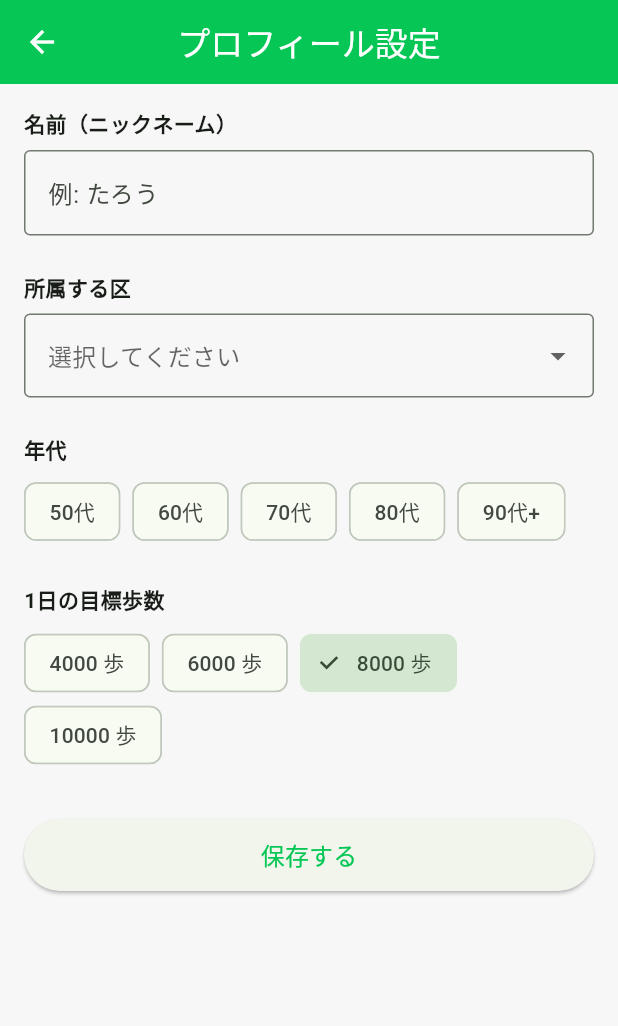
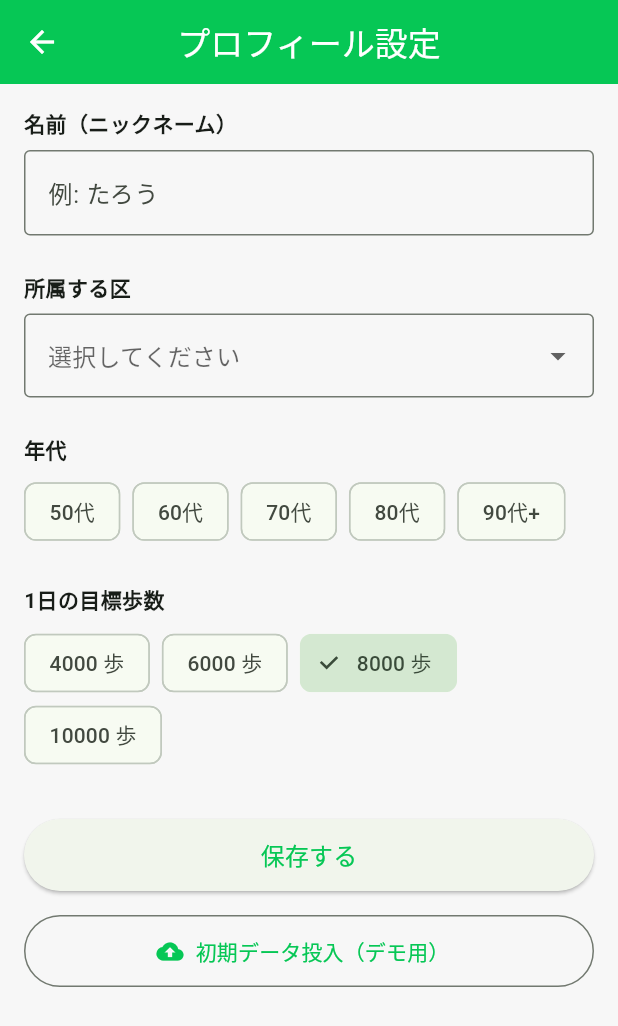
Before and after one commit to 1F10240045/team-jissyuu, a Flutter app: the ProfileScreen screen opened directly, on a phone screen of 412 x 824 dp. Shown: the top 1026 px of the screen. Run offline on Flutter 3.47's test engine with Material 3 defaults, Android fonts, the phone set to English and light mode, and no system bars; our stand-ins replace cloud_firestore, firebase_auth, firebase_core, pedometer, permission_handler; accounts and stored records are empty; network calls fail.

Commit message:
デモ初期データ投入

```diff
--- a/frontend/lib/constants/dummy_data.dart
+++ b/frontend/lib/constants/dummy_data.dart
@@ -40,3 +40,84 @@ final List<Team> initialTeams = [
     updatedAt: DateTime.parse("2026-10-10T00:00:00Z"),
   ),
 ];
+
+
+// 1. 東京都23区の初期ランキングデータ（デモで1位逆転しやすい数値バランスに設定）
+final List initialDistrictRankings = [
+  {'district': '世田谷区', 'totalSteps': 1250000, 'totalDistanceKm': 875.0, 'achievementRate': 88.5},
+  {'district': '練馬区',   'totalSteps': 1245000, 'totalDistanceKm': 871.5, 'achievementRate': 87.2},
+  {'district': '大田区',   'totalSteps': 1180000, 'totalDistanceKm': 826.0, 'achievementRate': 84.0},
+  {'district': '足立区',   'totalSteps': 1120000, 'totalDistanceKm': 784.0, 'achievementRate': 81.5},
+  {'district': '江戸川区', 'totalSteps': 1090000, 'totalDistanceKm': 763.0, 'achievementRate': 80.1},
+  {'district': '杉並区',   'totalSteps': 1050000, 'totalDistanceKm': 735.0, 'achievementRate': 79.0},
+  {'district': '板橋区',   'totalSteps': 980000,  'totalDistanceKm': 686.0, 'achievementRate': 76.8},
+  {'district': '江東区',   'totalSteps': 950000,  'totalDistanceKm': 665.0, 'achievementRate': 75.4},
+  {'district': '葛飾区',   'totalSteps': 910000,  'totalDistanceKm': 637.0, 'achievementRate': 74.0},
+  {'district': '品川区',   'totalSteps': 880000,  'totalDistanceKm': 616.0, 'achievementRate': 73.2},
+  {'district': '北区',     'totalSteps': 850000,  'totalDistanceKm': 595.0, 'achievementRate': 71.9},
+  {'district': '新宿区',   'totalSteps': 820000,  'totalDistanceKm': 574.0, 'achievementRate': 70.5},
+  {'district': '中野区',   'totalSteps': 790000,  'totalDistanceKm': 553.0, 'achievementRate': 69.8},
+  {'district': '豊島区',   'totalSteps': 760000,  'totalDistanceKm': 532.0, 'achievementRate': 68.4},
+  {'district': '目黒区',   'totalSteps': 730000,  'totalDistanceKm': 511.0, 'achievementRate': 67.1},
+  {'district': '墨田区',   'totalSteps': 700000,  'totalDistanceKm': 490.0, 'achievementRate': 66.0},
+  {'district': '港区',     'totalSteps': 680000,  'totalDistanceKm': 476.0, 'achievementRate': 65.2},
+  {'district': '文京区',   'totalSteps': 650000,  'totalDistanceKm': 455.0, 'achievementRate': 64.5},
+  {'district': '渋谷区',   'totalSteps': 620000,  'totalDistanceKm': 434.0, 'achievementRate': 63.0},
+  {'district': '台東区',   'totalSteps': 590000,  'totalDistanceKm': 413.0, 'achievementRate': 61.8},
+  {'district': '荒川区',   'totalSteps': 560000,  'totalDistanceKm': 392.0, 'achievementRate': 60.4},
+  {'district': '中央区',   'totalSteps': 530000,  'totalDistanceKm': 371.0, 'achievementRate': 59.1},
+  {'district': '千代田区', 'totalSteps': 490000,  'totalDistanceKm': 343.0, 'achievementRate': 57.5},
+];
+
+// 2. 年代別の平均歩数データ
+final Map<String, int> averageStepsByAgeGroup = {
+  '50代': 7500,
+  '60代': 6800,
+  '70代': 5600,
+  '80代': 4200,
+  '90代+': 3000,
+};
+
+// 3. サンプルシニアユーザー（フレンド）データ
+final List sampleSeniorUsers = [
+  {
+    'userId': 'sample_user_01',
+    'name': '佐藤 健一',
+    'district': '世田谷区',
+    'ageGroup': '70代',
+    'targetSteps': 6000,
+    'todaySteps': 6420,
+  },
+  {
+    'userId': 'sample_user_02',
+    'name': '鈴木 節子',
+    'district': '練馬区',
+    'ageGroup': '60代',
+    'targetSteps': 8000,
+    'todaySteps': 8150,
+  },
+  {
+    'userId': 'sample_user_03',
+    'name': '高橋 義男',
+    'district': '北区',
+    'ageGroup': '80代',
+    'targetSteps': 4000,
+    'todaySteps': 4300,
+  },
+  {
+    'userId': 'sample_user_04',
+    'name': '田中 和子',
+    'district': '新宿区',
+    'ageGroup': '70代',
+    'targetSteps': 6000,
+    'todaySteps': 5200,
+  },
+  {
+    'userId': 'sample_user_05',
+    'name': '伊藤 茂',
+    'district': '大田区',
+    'ageGroup': '60代',
+    'targetSteps': 8000,
+    'todaySteps': 7890,
+  },
+];
--- a/frontend/lib/screens/profile_screen.dart
+++ b/frontend/lib/screens/profile_screen.dart
@@ -1,6 +1,7 @@
 import 'package:flutter/material.dart';
 import 'package:firebase_auth/firebase_auth.dart';
 import 'package:cloud_firestore/cloud_firestore.dart';
+import '../services/seed_service.dart';
 
 class ProfileScreen extends StatefulWidget {
   const ProfileScreen({super.key});
@@ -227,6 +228,44 @@ class _ProfileScreenState extends State<ProfileScreen> {
                           : const Text('保存する', style: TextStyle(fontSize: 16)),
                     ),
                   ),
+
+
+                  const SizedBox(height: 16),
+                  SizedBox(
+                    width: double.infinity,
+                    height: 48,
+                    child: OutlinedButton.icon(
+                      onPressed: _isSaving
+                          ? null
+                          : () async {
+                              setState(() => _isSaving = true);
+                              try {
+                                await SeedService.seedInitialData();
+                                if (mounted) {
+                                  ScaffoldMessenger.of(context).showSnackBar(
+                                    const SnackBar(
+                                      content: Text('初期データを投入しました'),
+                                      backgroundColor: Colors.green,
+                                    ),
+                                  );
+                                }
+                              } catch (e) {
+                                if (mounted) {
+                                  ScaffoldMessenger.of(context).showSnackBar(
+                                    SnackBar(
+                                      content: Text('データ投入エラー: $e'),
+                                      backgroundColor: Colors.red,
+                                    ),
+                                  );
+                                }
+                              } finally {
+                                if (mounted) setState(() => _isSaving = false);
+                              }
+                            },
+                      icon: const Icon(Icons.cloud_upload),
+                      label: const Text('初期データ投入（デモ用）'),
+                    ),
+                  ),
                 ],
               ),
             ),
```
Also changed, not shown: frontend/lib/services/seed_service.dart (added, +46 -0 lines), 1 other file.
